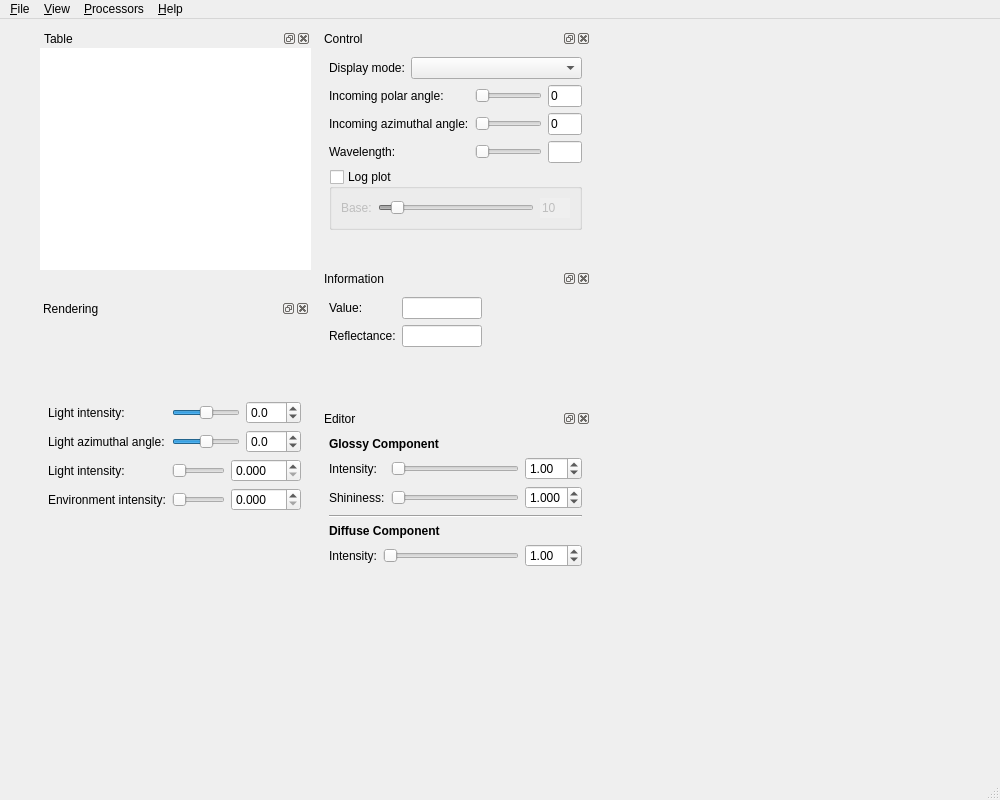
This is src/MainWindow.ui in KimuraRyo/BSDFProcessor as Qt 5 draws it before an edit. The edited form follows.
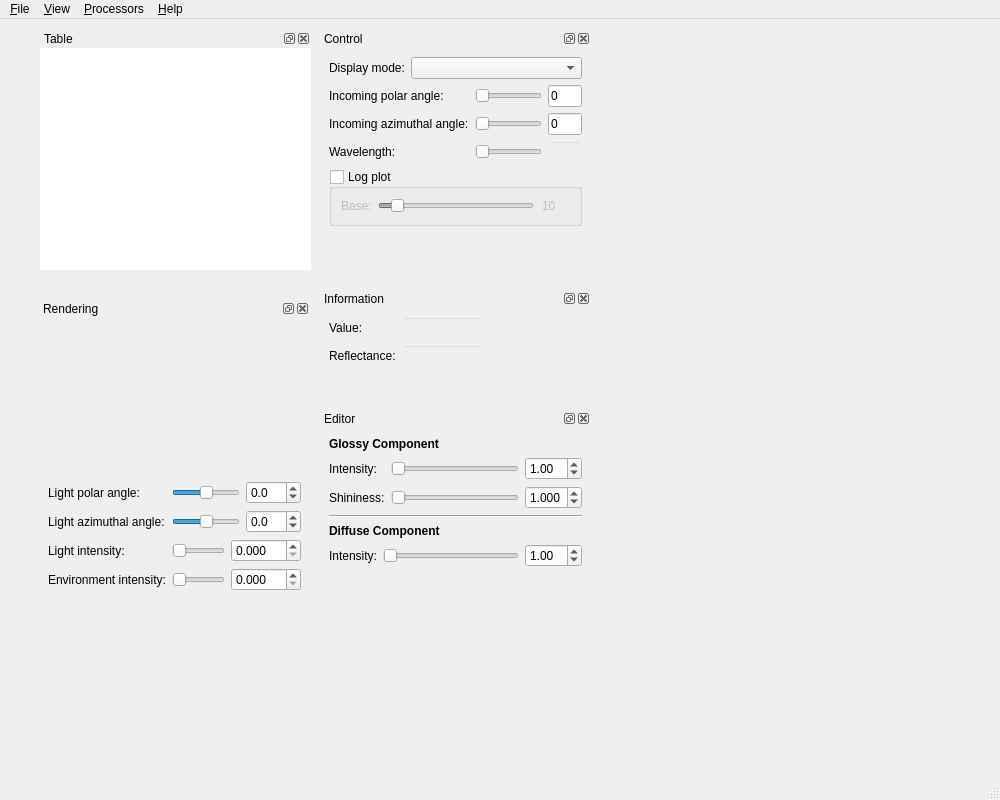
This is the edited form. Custom widgets are drawn as their Qt base class.

Commit message: Implemented edit functionality of an incoming direction with line editors

```diff
--- a/src/MainWindow.ui
+++ b/src/MainWindow.ui
@@ -69,7 +69,7 @@
     <property name="minimumSize">
      <size>
       <width>250</width>
-      <height>222</height>
+      <height>213</height>
      </size>
     </property>
     <property name="windowTitle">
@@ -77,6 +77,9 @@
     </property>
     <widget class="QWidget" name="dockWidgetContents_2">
      <layout class="QVBoxLayout" name="verticalLayout_2">
+      <property name="bottomMargin">
+       <number>0</number>
+      </property>
       <item>
        <layout class="QFormLayout" name="formLayout_2">
         <property name="fieldGrowthPolicy">
@@ -183,6 +186,9 @@
               <height>16777215</height>
              </size>
             </property>
+            <property name="styleSheet">
+             <string notr="true">QLineEdit { background-color: rgba(255, 255, 255, 0); }</string>
+            </property>
             <property name="text">
              <string/>
             </property>
@@ -278,6 +284,9 @@
                <height>16777215</height>
               </size>
              </property>
+             <property name="styleSheet">
+              <string notr="true">background-color: rgba(255, 255, 255, 0);</string>
+             </property>
              <property name="text">
               <string>10</string>
              </property>
@@ -306,9 +315,6 @@
         <property name="orientation">
          <enum>Qt::Vertical</enum>
         </property>
-        <property name="sizeType">
-         <enum>QSizePolicy::Expanding</enum>
-        </property>
         <property name="sizeHint" stdset="0">
          <size>
           <width>20</width>
@@ -423,9 +429,9 @@
     <property name="geometry">
      <rect>
       <x>320</x>
-      <y>250</y>
+      <y>270</y>
       <width>271</width>
-      <height>101</height>
+      <height>111</height>
      </rect>
     </property>
     <property name="sizePolicy">
@@ -462,6 +468,9 @@
             <height>16777215</height>
            </size>
           </property>
+          <property name="styleSheet">
+           <string notr="true">QLineEdit { background-color: rgba(255, 255, 255, 0); }</string>
+          </property>
           <property name="readOnly">
            <bool>true</bool>
           </property>
@@ -482,6 +491,9 @@
             <height>16777215</height>
            </size>
           </property>
+          <property name="styleSheet">
+           <string notr="true">QLineEdit { background-color: rgba(255, 255, 255, 0); }</string>
+          </property>
           <property name="readOnly">
            <bool>true</bool>
           </property>
@@ -514,7 +526,7 @@
       <x>39</x>
       <y>280</y>
       <width>271</width>
-      <height>221</height>
+      <height>301</height>
      </rect>
     </property>
     <property name="sizePolicy">
@@ -526,7 +538,7 @@
     <property name="minimumSize">
      <size>
       <width>250</width>
-      <height>200</height>
+      <height>202</height>
      </size>
     </property>
     <property name="windowTitle">
@@ -577,9 +589,9 @@
          <number>9</number>
         </property>
         <item row="0" column="0">
-         <widget class="QLabel" name="label_22">
+         <widget class="QLabel" name="label_2">
           <property name="text">
-           <string>Light intensity:</string>
+           <string>Light polar angle:</string>
           </property>
          </widget>
         </item>
```
Left out of the diff: 257 changed lines with no effect on the pictures. The commit also changes 6 other files.
